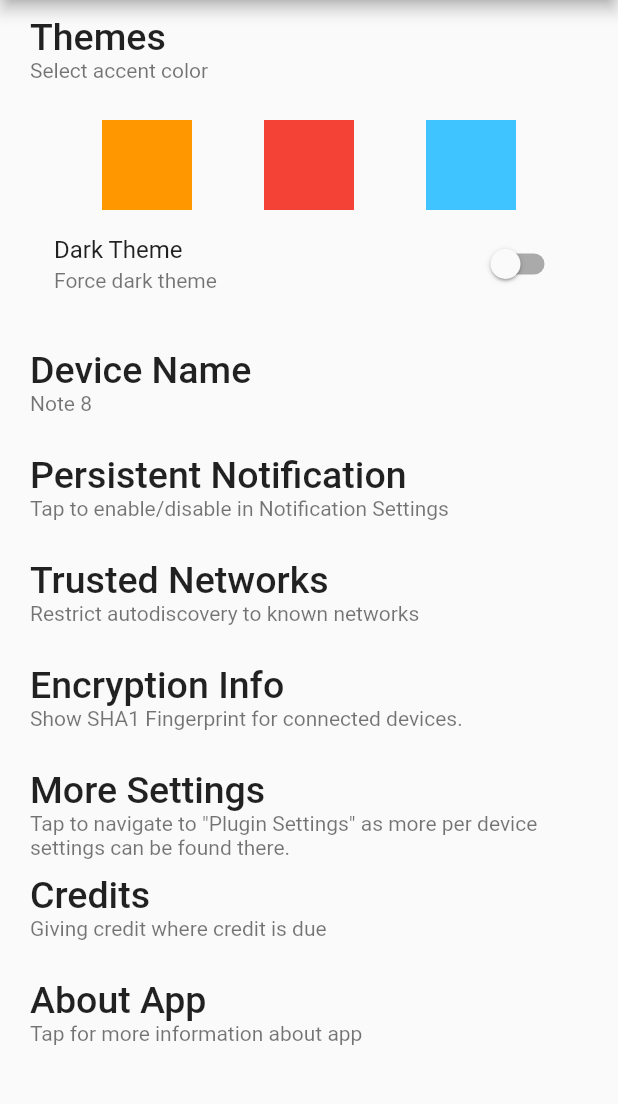
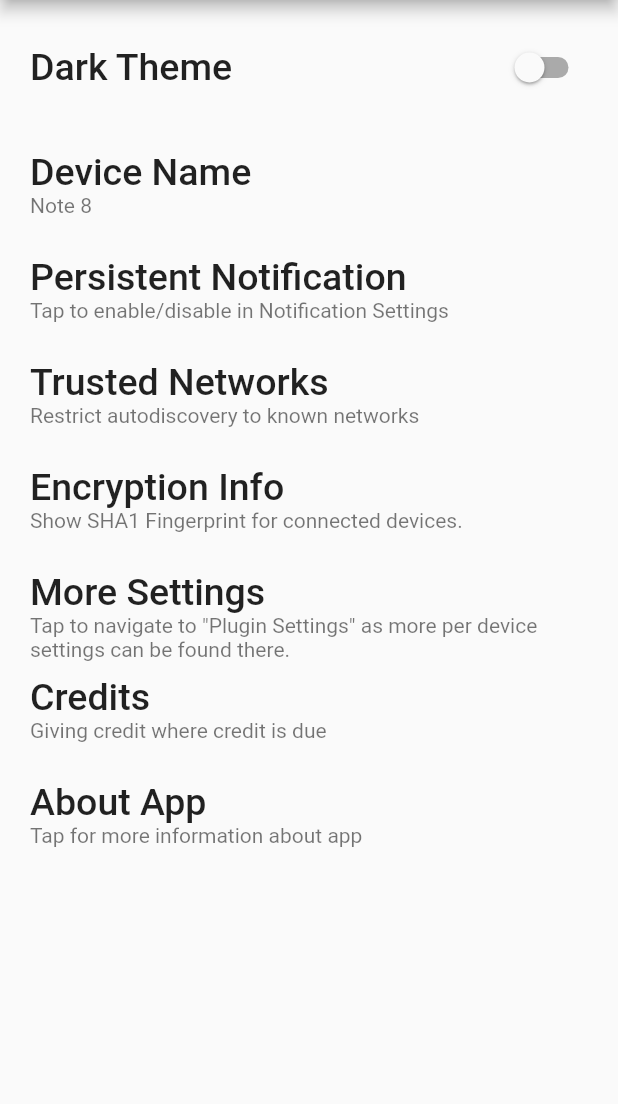
Before and after one commit to KhalidWar/kdeconnect, a Flutter app: the SettingsScreen screen opened by its route, on a phone screen of 412 x 824 dp, the part 84-1188 px from its top. Run offline on Flutter 3.47's test engine with Material 2 defaults, Android fonts, the light colour scheme and no system bars; our stand-ins replace font_awesome_flutter, shared_preferences; accounts and stored records are empty.

Commit message:
Reverted master branch to pre-accentcolor feature start. Added 'accentcolor' branch for testing how customizable accent color can be added to the project.

```diff
--- a/lib/screens/settings_screen.dart
+++ b/lib/screens/settings_screen.dart
@@ -31,66 +31,28 @@ class _SettingsScreenState extends State<SettingsScreen> {
           child: Column(
             crossAxisAlignment: CrossAxisAlignment.start,
             children: <Widget>[
-              Column(
+              Container(
+                height: 70,
+                child: Row(
+                  mainAxisAlignment: MainAxisAlignment.spaceBetween,
                   children: <Widget>[
-                  ReusableInkWellSettings(
-                      title: 'Themes', subtitle: 'Select accent color'),
-                  Row(
-                    mainAxisAlignment: MainAxisAlignment.spaceEvenly,
-                    children: <Widget>[
-                      GestureDetector(
-                        child: Container(
-                          height: 60,
-                          width: 60,
-                          color: Colors.orange,
-                        ),
-                      ),
-                      Container(
-                        height: 60,
-                        width: 60,
-                        color: Colors.red,
-                      ),
-                      Container(
-                        height: 60,
-                        width: 60,
-                        color: Colors.lightBlueAccent,
-                      ),
-                    ],
-                  ),
+                    Text('Dark Theme',
+                        style: TextStyle(
+                            fontSize: 25.0, fontWeight: FontWeight.w500)),
                     Consumer<ThemeManager>(
-                    builder: (context, themeManager, child) => SwitchListTile(
-                      title: Text('Dark Theme'),
+                      builder: (context, themeManager, child) => Switch(
+                        activeColor: Theme.of(context).accentColor,
                         value: themeManager.isDark,
-                      subtitle: Text('Force dark theme'),
-                      onChanged: (toggle) {
+                        onChanged: (value) {
+                          setState(() {
                             themeManager.toggleTheme();
+                          });
                         },
                       ),
                     ),
                   ],
                 ),
-//              Container(
-//                height: 70,
-//                child: Row(
-//                  mainAxisAlignment: MainAxisAlignment.spaceBetween,
-//                  children: <Widget>[
-//                    Text('Dark Theme',
-//                        style: TextStyle(
-//                            fontSize: 25.0, fontWeight: FontWeight.w500)),
-//                    Consumer<ThemeManager>(
-//                      builder: (context, themeManager, child) => Switch(
-//                        activeColor: Theme.of(context).accentColor,
-//                        value: themeManager.isDark,
-//                        onChanged: (value) {
-//                          setState(() {
-//                            themeManager.toggleTheme();
-//                          });
-//                        },
-//                      ),
-//                    ),
-//                  ],
-//                ),
-//              ),
+              ),
               SizedBox(height: 20),
               ReusableInkWellSettings(
                 title: 'Device Name',
```
Lines whose indentation alone changed are shown as unchanged.
